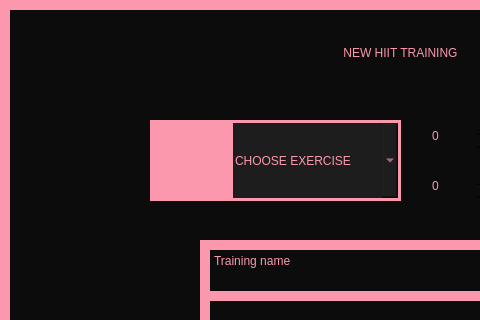
Above: View/NewHiitTraining.ui from Hanna-J-K/fitnessapp before the change; both pictures show x 0 to 480 and y 0 to 320 of the 800 by 600 pixel window. Below: the same form after it.
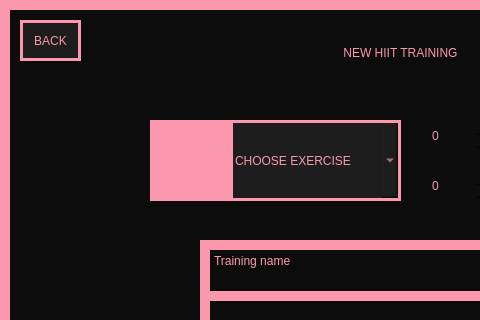
That is the form after the change. Icons and pictures are not drawn.

Commit message: if i could turn back time (now i can with back buttons added)

```diff
--- a/View/NewHiitTraining.ui
+++ b/View/NewHiitTraining.ui
@@ -294,6 +294,26 @@
      <string>Training name</string>
     </property>
    </widget>
+   <widget class="QPushButton" name="back_btn">
+    <property name="geometry">
+     <rect>
+      <x>20</x>
+      <y>20</y>
+      <width>61</width>
+      <height>41</height>
+     </rect>
+    </property>
+    <property name="cursor">
+     <cursorShape>PointingHandCursor</cursorShape>
+    </property>
+    <property name="styleSheet">
+     <string notr="true">background-color: #1D1D1D;border: 3px solid #FB98AD;
+font: 8pt &quot;PRIMETIME&quot;;</string>
+    </property>
+    <property name="text">
+     <string>BACK</string>
+    </property>
+   </widget>
   </widget>
  </widget>
  <resources/>
```
The commit also changes 6 other files.
